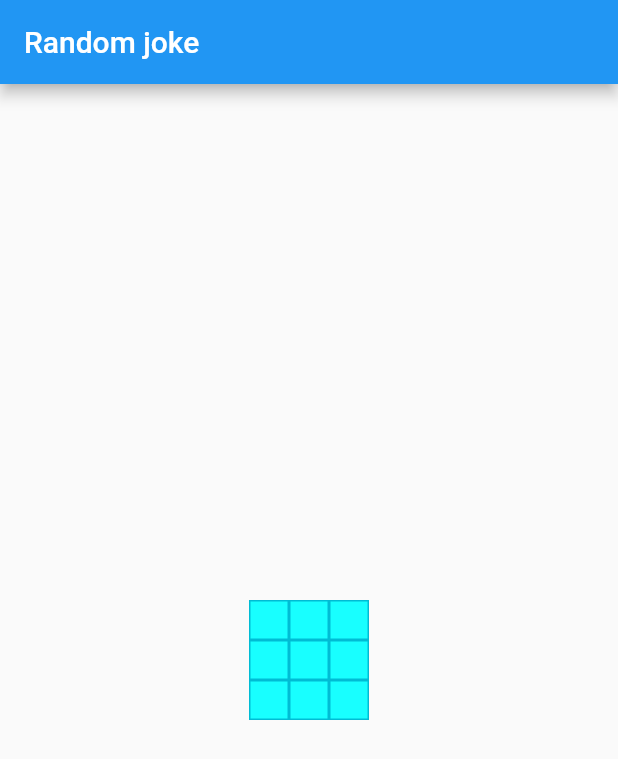
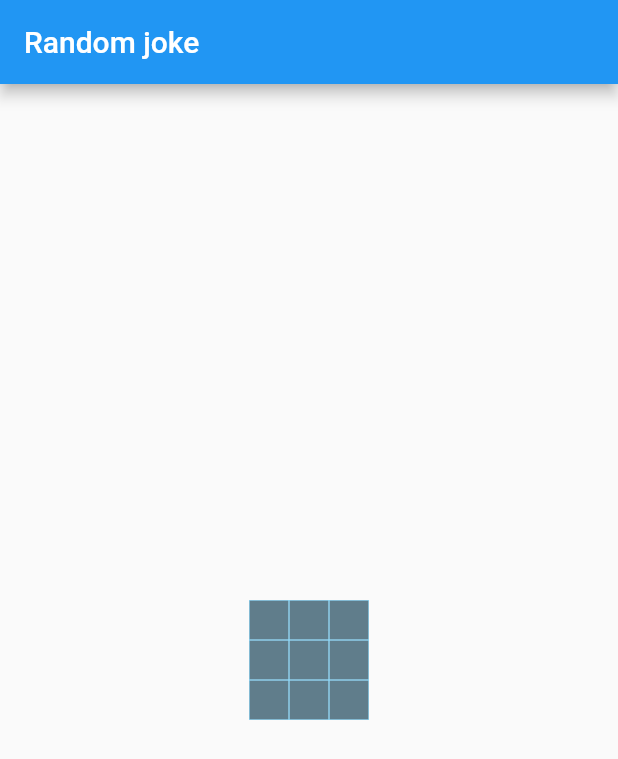
Before and after one commit to MiladAhmadiRepo/one_screen_provide_and_bloc_app, a Flutter app: the screen it shows after launch, on a phone screen of 412 x 824 dp. Shown: the top 759 px of the screen. Run offline on Flutter 3.47's test engine with Material 2 defaults, Android fonts, the phone set to English and light mode, and no system bars; our stand-ins replace animated_text_kit; network calls fail.

Commit message:
chaneg package name

```diff
--- a/lib/View/Widgets/LoadingWidget.dart
+++ b/lib/View/Widgets/LoadingWidget.dart
@@ -1,16 +1,14 @@
-import 'package:flutter/cupertino.dart';
 import 'package:flutter/material.dart';
-
 import '../Animation/LoadingBouncingGrid.dart';
 
 Widget loadingWidget(){
   return Center(
     child: LoadingBouncingGrid.square(
-      borderColor: Colors.cyan,
-      borderSize: 3.0,
+      borderColor: Colors.lightBlueAccent.shade100,
+      borderSize: 1.0,
       size: 80.0,
-      backgroundColor: Colors.cyanAccent,
-      duration: Duration(milliseconds: 500),
+      backgroundColor: Colors.blueGrey,
+      duration: const Duration(milliseconds: 500),
     ),
   );
 }
--- a/lib/main.dart
+++ b/lib/main.dart
@@ -28,7 +28,7 @@ class App extends StatelessWidget {
       title: 'Flutter Timer',
       home: Scaffold(
         appBar: AppBar(title: const Text('Random joke')),
-        body:  Padding(
+        body:  const Padding(
           padding: EdgeInsets.symmetric(vertical: 100.0),
           child: ActionsView(),
         ),
--- a/pubspec.yaml
+++ b/pubspec.yaml
@@ -1,4 +1,4 @@
-name: one_screen_bloc_app
+name: one_screen_app
 description: A new Flutter project.
 
 # The following line prevents the package from being accidentally published to
```
Also changed, not shown: lib/View/Widgets/SetupOrPunchlineText.dart (+5 -4 lines), 1 other file.
